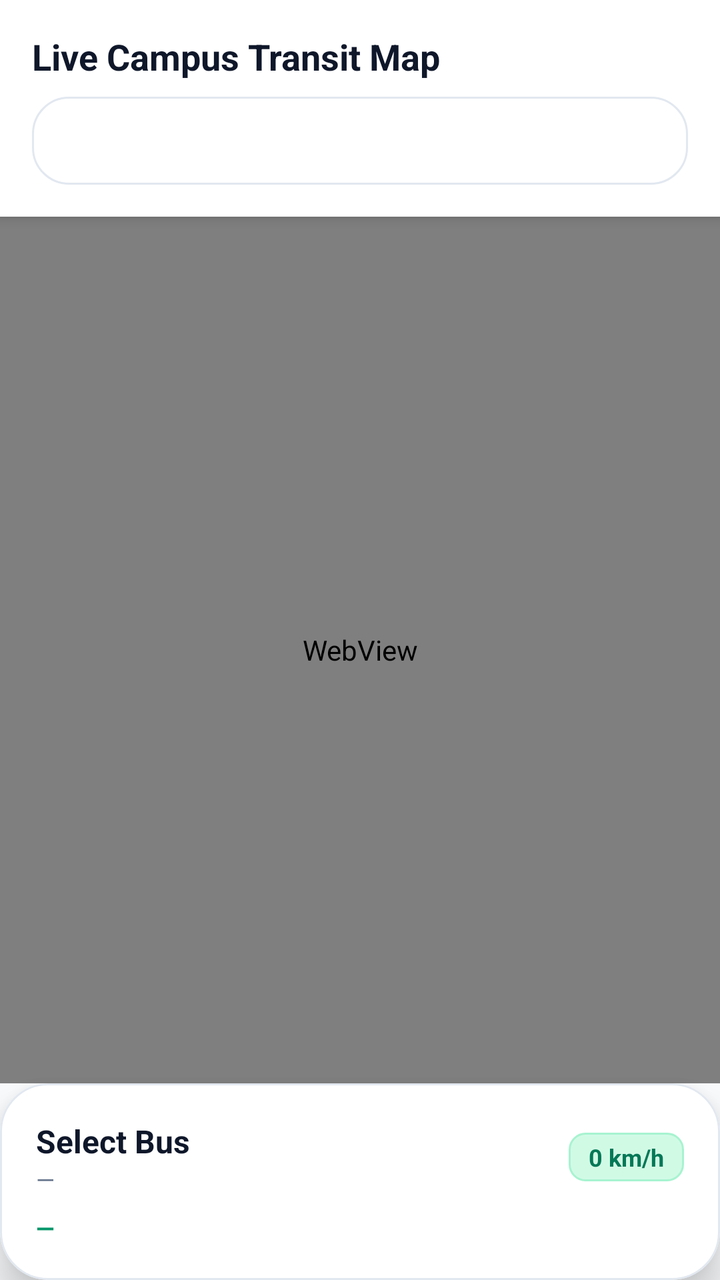
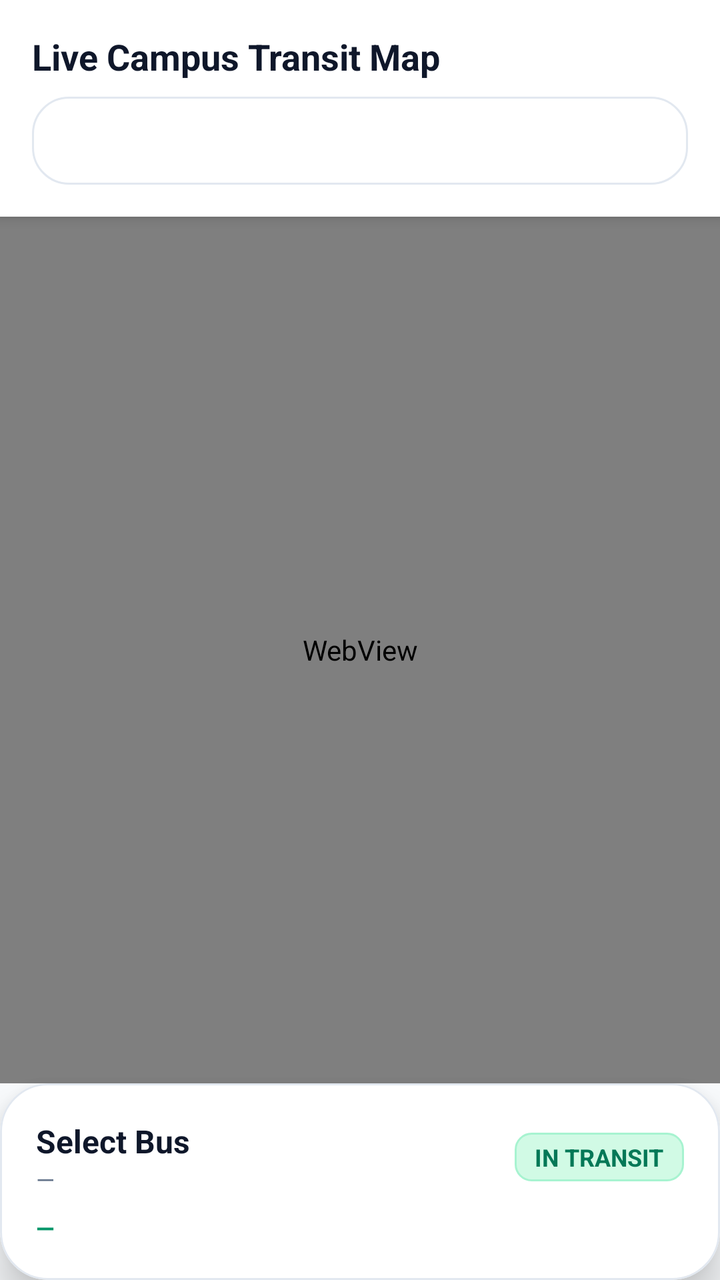

Screens rendered from an Android XML layout before and after an edit, with the pre-edit source and the edit as a unified diff.
<!-- AndroidManifest.xml: application theme Theme.UniTrack -->
<!-- res/layout/fragment_student_live_bus.xml -->
<?xml version="1.0" encoding="utf-8"?>
<androidx.constraintlayout.widget.ConstraintLayout xmlns:android="http://schemas.android.com/apk/res/android"
    xmlns:app="http://schemas.android.com/apk/res-auto"
    android:layout_width="match_parent"
    android:layout_height="match_parent"
    android:background="@color/background">

    
    <LinearLayout
        android:id="@+id/topBar"
        android:layout_width="match_parent"
        android:layout_height="wrap_content"
        android:background="@color/white"
        android:elevation="4dp"
        android:orientation="vertical"
        android:padding="16dp"
        app:layout_constraintTop_toTopOf="parent">

        <TextView
            android:layout_width="wrap_content"
            android:layout_height="wrap_content"
            android:text="Live Campus Transit Map"
            android:textColor="@color/text_primary"
            android:textSize="18sp"
            android:textStyle="bold" />

        <Spinner
            android:id="@+id/spActiveBusSelect"
            android:layout_width="match_parent"
            android:layout_height="44dp"
            android:layout_marginTop="8dp"
            android:background="@drawable/bg_card_rounded" />
    </LinearLayout>

    
    <FrameLayout
        android:id="@+id/mapFragmentContainer"
        android:layout_width="match_parent"
        android:layout_height="0dp"
        app:layout_constraintBottom_toTopOf="@id/cardBusDetail"
        app:layout_constraintTop_toBottomOf="@id/topBar">

        <WebView
            android:id="@+id/mapWebView"
            android:layout_width="match_parent"
            android:layout_height="match_parent" />

        <LinearLayout
            android:id="@+id/telemetryFallback"
            android:layout_width="match_parent"
            android:layout_height="match_parent"
            android:background="#E2E8F0"
            android:gravity="center"
            android:orientation="vertical"
            android:padding="20dp"
            android:visibility="gone">

            <ImageView
                android:layout_width="48dp"
                android:layout_height="48dp"
                android:src="@android:drawable/ic_menu_compass"
                app:tint="@color/primary" />

            <TextView
                android:id="@+id/tvLiveCoords"
                android:layout_width="wrap_content"
                android:layout_height="wrap_content"
                android:layout_marginTop="8dp"
                android:fontFamily="monospace"
                android:text="22.2887° N, 73.3634° E"
                android:textColor="@color/text_primary"
                android:textSize="14sp"
                android:textStyle="bold" />

            <TextView
                android:id="@+id/tvLiveTelemetrySpeed"
                android:layout_width="wrap_content"
                android:layout_height="wrap_content"
                android:layout_marginTop="4dp"
                android:text="Status: Buses Stationed at Campus Depot"
                android:textColor="@color/primary"
                android:textSize="12sp"
                android:textStyle="bold" />
        </LinearLayout>
    </FrameLayout>

    
    <com.google.android.material.card.MaterialCardView
        android:id="@+id/cardBusDetail"
        style="@style/Widget.UniTrack.Card"
        android:layout_width="match_parent"
        android:layout_height="wrap_content"
        app:cardCornerRadius="24dp"
        app:cardElevation="12dp"
        app:layout_constraintBottom_toBottomOf="parent">

        <LinearLayout
            android:layout_width="match_parent"
            android:layout_height="wrap_content"
            android:orientation="vertical"
            android:padding="18dp">

            <LinearLayout
                android:layout_width="match_parent"
                android:layout_height="wrap_content"
                android:gravity="center_vertical"
                android:orientation="horizontal">

                <LinearLayout
                    android:layout_width="0dp"
                    android:layout_height="wrap_content"
                    android:layout_weight="1"
                    android:orientation="vertical">

                    <TextView
                        android:id="@+id/tvSelectedBusNumber"
                        android:layout_width="wrap_content"
                        android:layout_height="wrap_content"
                        android:text="Select Bus"
                        android:textColor="@color/text_primary"
                        android:textSize="16sp"
                        android:textStyle="bold" />

                    <TextView
                        android:id="@+id/tvSelectedBusRoute"
                        android:layout_width="wrap_content"
                        android:layout_height="wrap_content"
                        android:text="—"
                        android:textColor="@color/text_secondary"
                        android:textSize="12sp" />
                </LinearLayout>

                <TextView
                    android:id="@+id/tvLiveSpeedBadge"
                    android:layout_width="wrap_content"
                    android:layout_height="wrap_content"
                    android:background="@drawable/bg_badge_emerald"
                    android:paddingStart="10dp"
                    android:paddingTop="4dp"
                    android:paddingEnd="10dp"
                    android:paddingBottom="4dp"
                    android:text="0 km/h"
                    android:textColor="@color/primary_dark"
                    android:textSize="12sp"
                    android:textStyle="bold" />
            </LinearLayout>

            <TextView
                android:id="@+id/tvEtaNextStop"
                android:layout_width="wrap_content"
                android:layout_height="wrap_content"
                android:layout_marginTop="8dp"
                android:text="—"
                android:textColor="@color/primary"
                android:textSize="12sp"
                android:textStyle="bold" />

        </LinearLayout>
    </com.google.android.material.card.MaterialCardView>

</androidx.constraintlayout.widget.ConstraintLayout>
<!-- resources referenced by this layout -->
<resources>
  <color name="background">#F8FAFC</color>
  <color name="primary">#059669</color>
  <color name="primary_dark">#047857</color>
  <color name="text_primary">#0F172A</color>
  <color name="text_secondary">#64748B</color>
  <color name="white">#FFFFFF</color>
  <!-- drawable bg_badge_emerald (drawable) -->
  <?xml version="1.0" encoding="utf-8"?>
  <shape xmlns:android="http://schemas.android.com/apk/res/android"
      android:shape="rectangle">
      <corners android:radius="8dp" />
      <solid android:color="#D1FAE5" />
      <stroke android:width="1dp" android:color="#A7F3D0" />
  </shape>
  <!-- drawable bg_card_rounded (drawable) -->
  <?xml version="1.0" encoding="utf-8"?>
  <shape xmlns:android="http://schemas.android.com/apk/res/android"
      android:shape="rectangle">
      <corners android:radius="18dp" />
      <solid android:color="#FFFFFF" />
      <stroke android:width="1dp" android:color="#E2E8F0" />
  </shape>
  <style name="Widget.UniTrack.Card" parent="Widget.MaterialComponents.CardView">
          <item name="cardCornerRadius">20dp</item>
          <item name="cardElevation">2dp</item>
          <item name="cardBackgroundColor">@color/card_background</item>
          <item name="strokeColor">@color/border</item>
          <item name="strokeWidth">1dp</item>
      </style>
  <style name="Theme.UniTrack" parent="Theme.MaterialComponents.DayNight.NoActionBar">
          
          <item name="colorPrimary">@color/primary</item>
          <item name="colorPrimaryVariant">@color/primary_dark</item>
          <item name="colorOnPrimary">@color/pure_white</item>
          
          <item name="colorSecondary">@color/secondary</item>
          <item name="colorSecondaryVariant">@color/secondary_light</item>
          <item name="colorOnSecondary">@color/pure_white</item>
          
          <item name="android:statusBarColor">@color/surface</item>
          <item name="android:windowLightStatusBar">true</item>
          <item name="android:windowBackground">@color/background</item>
          <item name="colorSurface">@color/surface</item>
          <item name="colorOnSurface">@color/text_primary</item>
  
          
          <item name="android:textColor">@color/text_primary</item>
          <item name="android:textColorPrimary">@color/text_primary</item>
          <item name="android:textColorSecondary">@color/text_secondary</item>
          <item name="android:textColorHint">@color/input_hint</item>
          <item name="android:editTextColor">@color/input_text</item>
  
          
          <item name="textInputStyle">@style/Widget.UniTrack.TextInputLayout</item>
          <item name="editTextStyle">@style/Widget.UniTrack.EditText</item>
      </style>
  <color name="card_background">#FFFFFF</color>
  <color name="border">#E2E8F0</color>
  <color name="pure_white">#FFFFFF</color>
  <color name="secondary">#0F172A</color>
  <color name="secondary_light">#1E293B</color>
  <color name="surface">#FFFFFF</color>
  <color name="input_hint">#64748B</color>
  <color name="input_text">#0F172A</color>
  <style name="Widget.UniTrack.TextInputLayout" parent="Widget.MaterialComponents.TextInputLayout.OutlinedBox">
          <item name="boxStrokeColor">@color/primary</item>
          <item name="hintTextColor">@color/primary</item>
          <item name="android:textColorHint">@color/input_hint</item>
          <item name="boxBackgroundColor">@color/input_background</item>
          <item name="boxCornerRadiusTopStart">12dp</item>
          <item name="boxCornerRadiusTopEnd">12dp</item>
          <item name="boxCornerRadiusBottomStart">12dp</item>
          <item name="boxCornerRadiusBottomEnd">12dp</item>
      </style>
  <style name="Widget.UniTrack.EditText" parent="Widget.MaterialComponents.TextInputEditText.OutlinedBox">
          <item name="android:textColor">@color/input_text</item>
          <item name="android:textColorHint">@color/input_hint</item>
          <item name="android:textSize">14sp</item>
      </style>
  <color name="input_background">#FFFFFF</color>
</resources>

<!-- the commit's change to res/layout/fragment_student_live_bus.xml (unified diff, before → after) -->
@@ -139,7 +139,7 @@
                     android:paddingTop="4dp"
                     android:paddingEnd="10dp"
                     android:paddingBottom="4dp"
-                    android:text="0 km/h"
+                    android:text="IN TRANSIT"
                     android:textColor="@color/primary_dark"
                     android:textSize="12sp"
                     android:textStyle="bold" />
